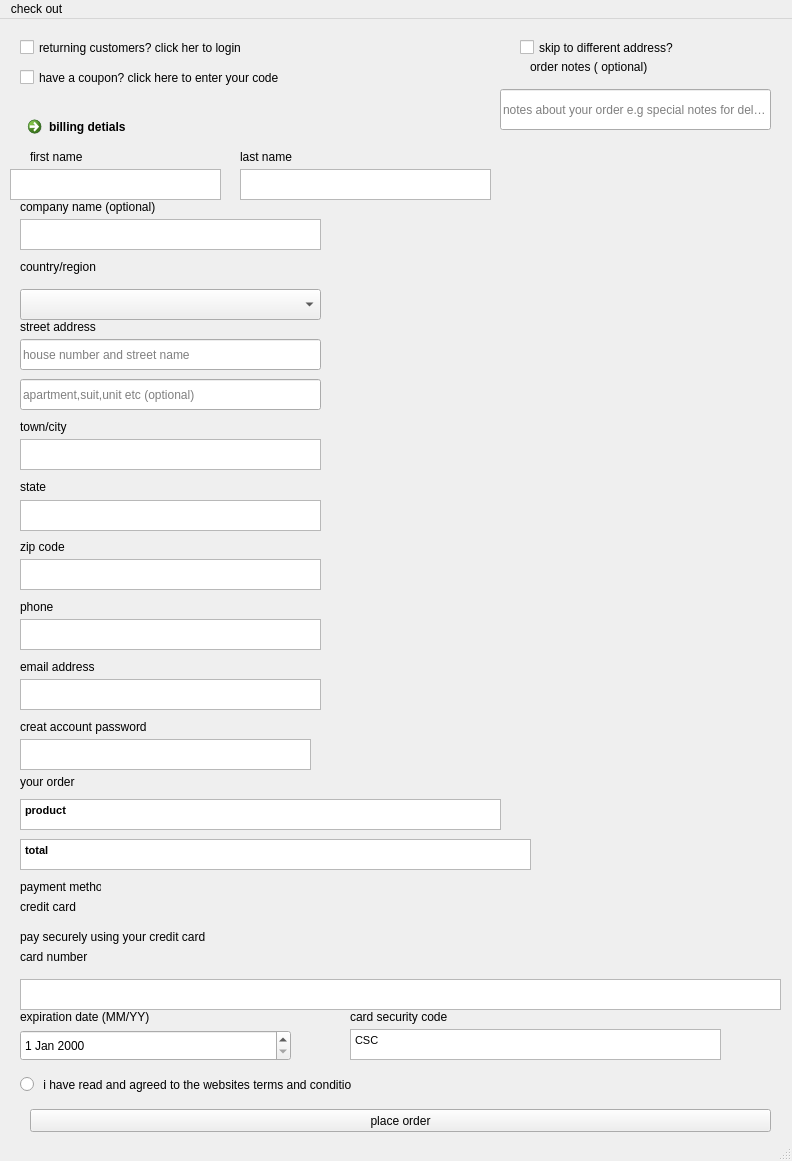
Old version of the form checkout page.ui in the repository atabongange23/Book-Store.
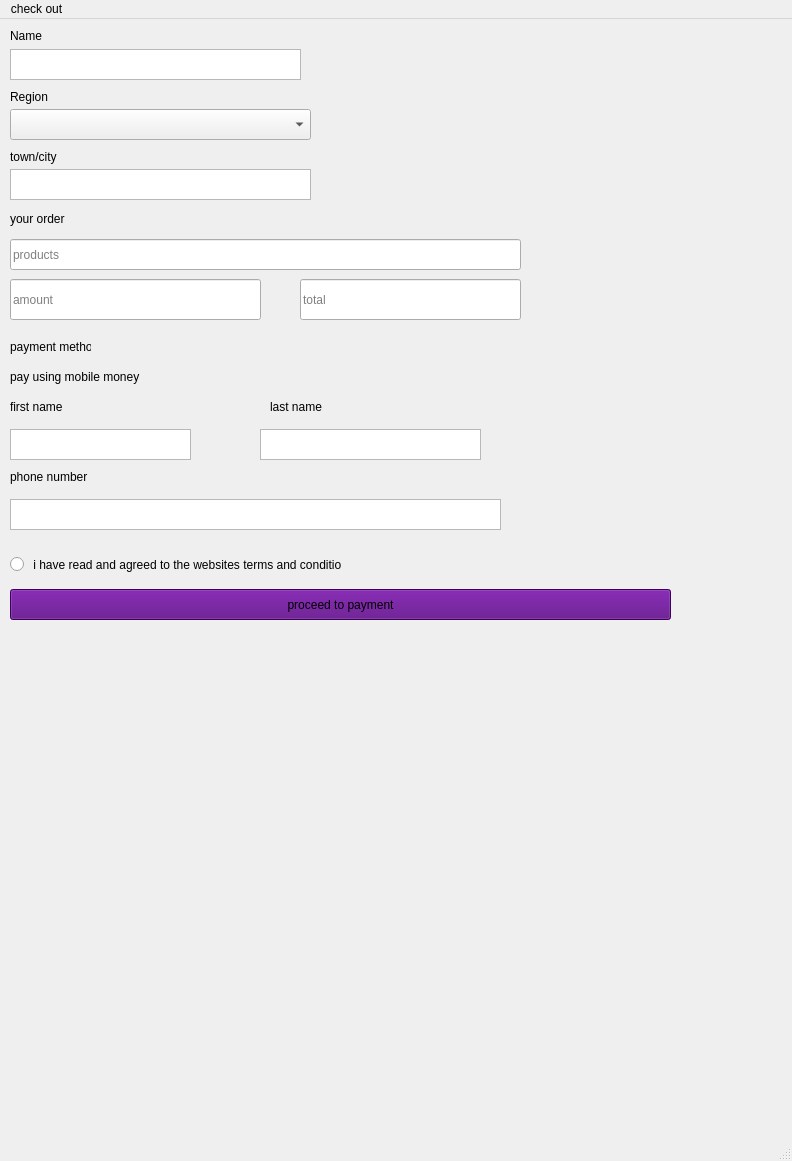
New version of the form. Icons and pictures are not drawn.

Commit message: checkout page ui

Patch:
```diff
--- a/checkout page.ui
+++ b/checkout page.ui
@@ -14,45 +14,6 @@
    <string>MainWindow</string>
   </property>
   <widget class="QWidget" name="centralwidget">
-   <widget class="QCheckBox" name="checkBox">
-    <property name="geometry">
-     <rect>
-      <x>20</x>
-      <y>20</y>
-      <width>381</width>
-      <height>17</height>
-     </rect>
-    </property>
-    <property name="text">
-     <string>returning customers? click her to login</string>
-    </property>
-   </widget>
-   <widget class="QCheckBox" name="checkBox_2">
-    <property name="geometry">
-     <rect>
-      <x>20</x>
-      <y>50</y>
-      <width>261</width>
-      <height>17</height>
-     </rect>
-    </property>
-    <property name="text">
-     <string>have a coupon? click here to enter your code</string>
-    </property>
-   </widget>
-   <widget class="QCommandLinkButton" name="commandLinkButton">
-    <property name="geometry">
-     <rect>
-      <x>20</x>
-      <y>90</y>
-      <width>185</width>
-      <height>41</height>
-     </rect>
-    </property>
-    <property name="text">
-     <string>billing detials</string>
-    </property>
-   </widget>
    <widget class="QLabel" name="label">
     <property name="geometry">
      <rect>
@@ -69,8 +30,8 @@
    <widget class="QLabel" name="label_2">
     <property name="geometry">
      <rect>
-      <x>30</x>
-      <y>130</y>
+      <x>10</x>
+      <y>380</y>
       <width>61</width>
       <height>16</height>
      </rect>
@@ -82,8 +43,8 @@
    <widget class="QLabel" name="label_3">
     <property name="geometry">
      <rect>
-      <x>240</x>
-      <y>130</y>
+      <x>270</x>
+      <y>380</y>
       <width>71</width>
       <height>16</height>
      </rect>
@@ -92,80 +53,24 @@
      <string>last name</string>
     </property>
    </widget>
-   <widget class="QTextEdit" name="textEdit_2">
-    <property name="geometry">
-     <rect>
-      <x>20</x>
-      <y>481</y>
-      <width>301</width>
-      <height>31</height>
-     </rect>
-    </property>
-   </widget>
-   <widget class="QLabel" name="label_4">
-    <property name="geometry">
-     <rect>
-      <x>20</x>
-      <y>180</y>
-      <width>161</width>
-      <height>16</height>
-     </rect>
-    </property>
-    <property name="text">
-     <string>company name (optional)</string>
-    </property>
-   </widget>
-   <widget class="QTextEdit" name="textEdit_3">
-    <property name="geometry">
-     <rect>
-      <x>20</x>
-      <y>200</y>
-      <width>301</width>
-      <height>31</height>
-     </rect>
-    </property>
-   </widget>
    <widget class="QLabel" name="label_5">
     <property name="geometry">
      <rect>
-      <x>20</x>
-      <y>240</y>
-      <width>91</width>
-      <height>16</height>
-     </rect>
-    </property>
-    <property name="text">
-     <string>country/region </string>
-    </property>
-   </widget>
-   <widget class="QTextEdit" name="textEdit_4">
-    <property name="geometry">
-     <rect>
       <x>10</x>
-      <y>150</y>
-      <width>211</width>
-      <height>31</height>
-     </rect>
-    </property>
-   </widget>
-   <widget class="QLabel" name="label_6">
-    <property name="geometry">
-     <rect>
-      <x>20</x>
-      <y>300</y>
-      <width>111</width>
+      <y>70</y>
+      <width>91</width>
       <height>16</height>
      </rect>
     </property>
     <property name="text">
-     <string>street address</string>
+     <string>Region</string>
     </property>
    </widget>
    <widget class="QLabel" name="label_7">
     <property name="geometry">
      <rect>
-      <x>20</x>
-      <y>400</y>
+      <x>10</x>
+      <y>130</y>
       <width>131</width>
       <height>16</height>
      </rect>
@@ -177,133 +82,18 @@
    <widget class="QTextEdit" name="textEdit_7">
     <property name="geometry">
      <rect>
-      <x>20</x>
-      <y>420</y>
-      <width>301</width>
-      <height>31</height>
-     </rect>
-    </property>
-   </widget>
-   <widget class="QLabel" name="label_8">
-    <property name="geometry">
-     <rect>
-      <x>20</x>
-      <y>460</y>
-      <width>71</width>
-      <height>16</height>
-     </rect>
-    </property>
-    <property name="text">
-     <string>state</string>
-    </property>
-   </widget>
-   <widget class="QTextEdit" name="textEdit_8">
-    <property name="geometry">
-     <rect>
-      <x>240</x>
+      <x>10</x>
       <y>150</y>
-      <width>251</width>
-      <height>31</height>
-     </rect>
-    </property>
-   </widget>
-   <widget class="QLabel" name="label_9">
-    <property name="geometry">
-     <rect>
-      <x>20</x>
-      <y>520</y>
-      <width>71</width>
-      <height>16</height>
-     </rect>
-    </property>
-    <property name="text">
-     <string>zip code</string>
-    </property>
-   </widget>
-   <widget class="QTextEdit" name="textEdit_9">
-    <property name="geometry">
-     <rect>
-      <x>20</x>
-      <y>540</y>
       <width>301</width>
       <height>31</height>
      </rect>
     </property>
    </widget>
-   <widget class="QLabel" name="label_10">
-    <property name="geometry">
-     <rect>
-      <x>20</x>
-      <y>580</y>
-      <width>61</width>
-      <height>16</height>
-     </rect>
-    </property>
-    <property name="text">
-     <string>phone</string>
-    </property>
-   </widget>
-   <widget class="QTextEdit" name="textEdit_10">
-    <property name="geometry">
-     <rect>
-      <x>20</x>
-      <y>600</y>
-      <width>301</width>
-      <height>31</height>
-     </rect>
-    </property>
-   </widget>
-   <widget class="QLabel" name="label_11">
-    <property name="geometry">
-     <rect>
-      <x>20</x>
-      <y>640</y>
-      <width>151</width>
-      <height>16</height>
-     </rect>
-    </property>
-    <property name="text">
-     <string>email address</string>
-    </property>
-   </widget>
-   <widget class="QTextEdit" name="textEdit_11">
-    <property name="geometry">
-     <rect>
-      <x>20</x>
-      <y>660</y>
-      <width>301</width>
-      <height>31</height>
-     </rect>
-    </property>
-   </widget>
-   <widget class="QLabel" name="label_12">
-    <property name="geometry">
-     <rect>
-      <x>20</x>
-      <y>700</y>
-      <width>131</width>
-      <height>16</height>
-     </rect>
-    </property>
-    <property name="text">
-     <string>creat account password</string>
-    </property>
-   </widget>
-   <widget class="QTextEdit" name="textEdit_12">
-    <property name="geometry">
-     <rect>
-      <x>20</x>
-      <y>720</y>
-      <width>291</width>
-      <height>31</height>
-     </rect>
-    </property>
-   </widget>
    <widget class="QLabel" name="label_13">
     <property name="geometry">
      <rect>
-      <x>20</x>
-      <y>753</y>
+      <x>10</x>
+      <y>190</y>
       <width>91</width>
       <height>20</height>
      </rect>
@@ -312,45 +102,11 @@
      <string>your order</string>
     </property>
    </widget>
-   <widget class="QTextEdit" name="textEdit_13">
-    <property name="geometry">
-     <rect>
-      <x>20</x>
-      <y>780</y>
-      <width>481</width>
-      <height>31</height>
-     </rect>
-    </property>
-    <property name="html">
-     <string>&lt;!DOCTYPE HTML PUBLIC &quot;-//W3C//DTD HTML 4.0//EN&quot; &quot;http://www.w3.org/TR/REC-html40/strict.dtd&quot;&gt;
-&lt;html&gt;&lt;head&gt;&lt;meta name=&quot;qrichtext&quot; content=&quot;1&quot; /&gt;&lt;style type=&quot;text/css&quot;&gt;
-p, li { white-space: pre-wrap; }
-&lt;/style&gt;&lt;/head&gt;&lt;body style=&quot; font-family:'MS Shell Dlg 2'; font-size:8.25pt; font-weight:400; font-style:normal;&quot;&gt;
-&lt;p style=&quot; margin-top:0px; margin-bottom:0px; margin-left:0px; margin-right:0px; -qt-block-indent:0; text-indent:0px;&quot;&gt;&lt;span style=&quot; font-weight:600;&quot;&gt;product&lt;/span&gt;&lt;/p&gt;&lt;/body&gt;&lt;/html&gt;</string>
-    </property>
-   </widget>
-   <widget class="QTextEdit" name="textEdit_14">
-    <property name="geometry">
-     <rect>
-      <x>20</x>
-      <y>820</y>
-      <width>511</width>
-      <height>31</height>
-     </rect>
-    </property>
-    <property name="html">
-     <string>&lt;!DOCTYPE HTML PUBLIC &quot;-//W3C//DTD HTML 4.0//EN&quot; &quot;http://www.w3.org/TR/REC-html40/strict.dtd&quot;&gt;
-&lt;html&gt;&lt;head&gt;&lt;meta name=&quot;qrichtext&quot; content=&quot;1&quot; /&gt;&lt;style type=&quot;text/css&quot;&gt;
-p, li { white-space: pre-wrap; }
-&lt;/style&gt;&lt;/head&gt;&lt;body style=&quot; font-family:'MS Shell Dlg 2'; font-size:8.25pt; font-weight:400; font-style:normal;&quot;&gt;
-&lt;p style=&quot; margin-top:0px; margin-bottom:0px; margin-left:0px; margin-right:0px; -qt-block-indent:0; text-indent:0px;&quot;&gt;&lt;span style=&quot; font-weight:600;&quot;&gt;total&lt;/span&gt;&lt;/p&gt;&lt;/body&gt;&lt;/html&gt;</string>
-    </property>
-   </widget>
    <widget class="QLabel" name="label_14">
     <property name="geometry">
      <rect>
-      <x>20</x>
-      <y>860</y>
+      <x>10</x>
+      <y>320</y>
       <width>81</width>
       <height>16</height>
      </rect>
@@ -359,103 +115,37 @@
      <string>payment method</string>
     </property>
    </widget>
-   <widget class="QLabel" name="label_15">
-    <property name="geometry">
-     <rect>
-      <x>20</x>
-      <y>880</y>
-      <width>71</width>
-      <height>16</height>
-     </rect>
-    </property>
-    <property name="text">
-     <string>credit card</string>
-    </property>
-   </widget>
-   <widget class="QLabel" name="label_16">
-    <property name="geometry">
-     <rect>
-      <x>20</x>
-      <y>930</y>
-      <width>121</width>
-      <height>16</height>
-     </rect>
-    </property>
-    <property name="text">
-     <string>card number</string>
-    </property>
-   </widget>
-   <widget class="QTextEdit" name="textEdit_15">
-    <property name="geometry">
-     <rect>
-      <x>20</x>
-      <y>960</y>
-      <width>761</width>
-      <height>31</height>
-     </rect>
-    </property>
-   </widget>
-   <widget class="QLabel" name="label_17">
-    <property name="geometry">
-     <rect>
-      <x>20</x>
-      <y>990</y>
-      <width>131</width>
-      <height>16</height>
-     </rect>
-    </property>
-    <property name="text">
-     <string>expiration date (MM/YY)</string>
-    </property>
-   </widget>
    <widget class="QLabel" name="label_18">
     <property name="geometry">
      <rect>
-      <x>350</x>
-      <y>990</y>
+      <x>10</x>
+      <y>450</y>
       <width>151</width>
       <height>16</height>
      </rect>
     </property>
     <property name="text">
-     <string>card security code</string>
-    </property>
-   </widget>
-   <widget class="QTextEdit" name="textEdit_17">
-    <property name="geometry">
-     <rect>
-      <x>350</x>
-      <y>1010</y>
-      <width>371</width>
-      <height>31</height>
-     </rect>
-    </property>
-    <property name="html">
-     <string>&lt;!DOCTYPE HTML PUBLIC &quot;-//W3C//DTD HTML 4.0//EN&quot; &quot;http://www.w3.org/TR/REC-html40/strict.dtd&quot;&gt;
-&lt;html&gt;&lt;head&gt;&lt;meta name=&quot;qrichtext&quot; content=&quot;1&quot; /&gt;&lt;style type=&quot;text/css&quot;&gt;
-p, li { white-space: pre-wrap; }
-&lt;/style&gt;&lt;/head&gt;&lt;body style=&quot; font-family:'MS Shell Dlg 2'; font-size:8.25pt; font-weight:400; font-style:normal;&quot;&gt;
-&lt;p style=&quot; margin-top:0px; margin-bottom:0px; margin-left:0px; margin-right:0px; -qt-block-indent:0; text-indent:0px;&quot;&gt;CSC&lt;/p&gt;&lt;/body&gt;&lt;/html&gt;</string>
+     <string>phone number</string>
     </property>
    </widget>
    <widget class="QLabel" name="label_19">
     <property name="geometry">
      <rect>
-      <x>20</x>
-      <y>910</y>
+      <x>10</x>
+      <y>350</y>
       <width>211</width>
       <height>16</height>
      </rect>
     </property>
     <property name="text">
-     <string>pay securely using your credit card</string>
+     <string>pay using mobile money</string>
     </property>
    </widget>
    <widget class="QRadioButton" name="radioButton">
     <property name="geometry">
      <rect>
-      <x>20</x>
-      <y>1050</y>
+      <x>10</x>
+      <y>530</y>
       <width>331</width>
       <height>31</height>
      </rect>
@@ -464,50 +154,11 @@
      <string> i have read and agreed to the websites terms and conditions</string>
     </property>
    </widget>
-   <widget class="QPushButton" name="pushButton">
-    <property name="geometry">
-     <rect>
-      <x>30</x>
-      <y>1090</y>
-      <width>741</width>
-      <height>23</height>
-     </rect>
-    </property>
-    <property name="text">
-     <string>place order</string>
-    </property>
-   </widget>
-   <widget class="QCheckBox" name="checkBox_3">
-    <property name="geometry">
-     <rect>
-      <x>520</x>
-      <y>20</y>
-      <width>271</width>
-      <height>17</height>
-     </rect>
-    </property>
-    <property name="text">
-     <string>skip to different address?</string>
-    </property>
-   </widget>
-   <widget class="QLabel" name="label_20">
-    <property name="geometry">
-     <rect>
-      <x>530</x>
-      <y>40</y>
-      <width>171</width>
-      <height>16</height>
-     </rect>
-    </property>
-    <property name="text">
-     <string>order notes ( optional)</string>
-    </property>
-   </widget>
    <widget class="QComboBox" name="comboBox">
     <property name="geometry">
      <rect>
-      <x>20</x>
-      <y>270</y>
+      <x>10</x>
+      <y>90</y>
       <width>301</width>
       <height>31</height>
      </rect>
@@ -553,75 +204,112 @@
      </property>
     </item>
    </widget>
-   <widget class="QDateEdit" name="dateEdit">
+   <widget class="QTextEdit" name="textEdit">
     <property name="geometry">
      <rect>
-      <x>20</x>
-      <y>1011</y>
-      <width>271</width>
+      <x>10</x>
+      <y>480</y>
+      <width>491</width>
       <height>31</height>
      </rect>
     </property>
    </widget>
+   <widget class="QTextEdit" name="textEdit_2">
+    <property name="geometry">
+     <rect>
+      <x>10</x>
+      <y>30</y>
+      <width>291</width>
+      <height>31</height>
+     </rect>
+    </property>
+   </widget>
+   <widget class="QTextEdit" name="textEdit_3">
+    <property name="geometry">
+     <rect>
+      <x>10</x>
+      <y>410</y>
+      <width>181</width>
+      <height>31</height>
+     </rect>
+    </property>
+   </widget>
+   <widget class="QTextEdit" name="textEdit_4">
+    <property name="geometry">
+     <rect>
+      <x>260</x>
+      <y>410</y>
+      <width>221</width>
+      <height>31</height>
+     </rect>
+    </property>
+   </widget>
+   <widget class="QPushButton" name="pushButton">
+    <property name="geometry">
+     <rect>
+      <x>10</x>
+      <y>570</y>
+      <width>661</width>
+      <height>31</height>
+     </rect>
+    </property>
+    <property name="styleSheet">
+     <string notr="true">background-color: rgb(85, 0, 127);</string>
+    </property>
+    <property name="text">
+     <string>proceed to payment</string>
+    </property>
+   </widget>
    <widget class="QLineEdit" name="lineEdit">
     <property name="geometry">
      <rect>
-      <x>20</x>
-      <y>320</y>
-      <width>301</width>
+      <x>10</x>
+      <y>220</y>
+      <width>511</width>
       <height>31</height>
      </rect>
     </property>
-    <property name="text">
-     <string/>
-    </property>
     <property name="placeholderText">
-     <string>house number and street name</string>
+     <string>products</string>
     </property>
    </widget>
    <widget class="QLineEdit" name="lineEdit_2">
     <property name="geometry">
      <rect>
-      <x>20</x>
-      <y>360</y>
-      <width>301</width>
-      <height>31</height>
+      <x>10</x>
+      <y>260</y>
+      <width>251</width>
+      <height>41</height>
      </rect>
     </property>
     <property name="placeholderText">
-     <string>apartment,suit,unit etc (optional)</string>
+     <string>amount</string>
     </property>
    </widget>
    <widget class="QLineEdit" name="lineEdit_3">
     <property name="geometry">
      <rect>
-      <x>500</x>
-      <y>70</y>
-      <width>271</width>
+      <x>300</x>
+      <y>260</y>
+      <width>221</width>
       <height>41</height>
      </rect>
     </property>
     <property name="placeholderText">
-     <string>notes about your order e.g special notes for delivery</string>
+     <string>total</string>
     </property>
    </widget>
    <widget class="QLabel" name="label_21">
     <property name="geometry">
      <rect>
-      <x>120</x>
-      <y>870</y>
-      <width>531</width>
-      <height>41</height>
+      <x>10</x>
+      <y>10</y>
+      <width>47</width>
+      <height>13</height>
      </rect>
     </property>
     <property name="text">
-     <string/>
-    </property>
-    <property name="pixmap">
-     <pixmap resource="Pictures/fot.qrc">:/fots/fots/new card.png</pixmap>
-    </property>
-    <property name="scaledContents">
-     <bool>true</bool>
+     <string>Name</string>
     </property>
    </widget>
   </widget>
```
Left out of the diff: 3 changed lines with no effect on the pictures.
